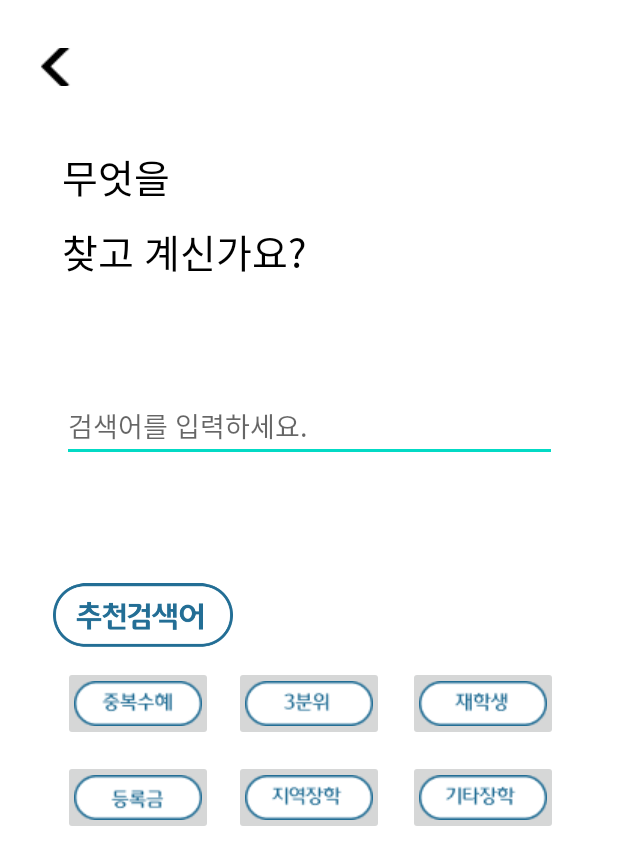
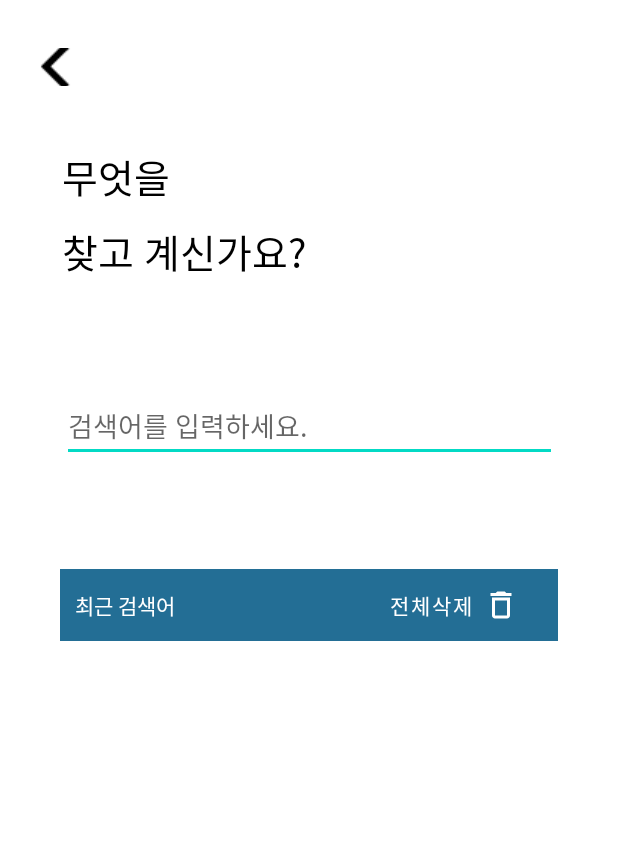
Before and after one commit to hyunji1203/SWUCholarship, an Android app: the searchMainActivity screen opened directly, with no data from a screen before it, on a phone screen of 412 x 824 dp. Shown: the top 865 px of the screen. Run offline under Robolectric (Android 15) with nearby library versions, the phone set to English and light mode, and no system bars.

Commit message:
장학금 검색 0.1ver

```diff
--- a/app/build.gradle
+++ b/app/build.gradle
@@ -41,6 +41,12 @@ android {
 
 dependencies {
 
+    def lifecycle_version = "2.3.1"
+    // ViewModel
+    implementation "androidx.lifecycle:lifecycle-viewmodel-ktx:$lifecycle_version"
+    // LiveData
+    implementation "androidx.lifecycle:lifecycle-livedata-ktx:$lifecycle_version"
+
     implementation "org.jetbrains.kotlin:kotlin-stdlib:$kotlin_version"
     implementation 'androidx.core:core-ktx:1.6.0'
     implementation 'androidx.appcompat:appcompat:1.3.1'
--- /dev/null
+++ b/app/src/main/java/com/example/main/Data.kt
@@ -0,0 +1,4 @@
+package com.example.main
+
+class Data (var name :String = "name", var date : String = "date", val delete : Int){
+}
--- /dev/null
+++ b/app/src/main/java/com/example/main/SearchData.kt
@@ -0,0 +1,5 @@
+package com.example.main
+
+data class SearchData(val searchname : String, val timestamp: String){
+
+}
--- a/app/src/main/java/com/example/main/search/searchMainActivity.kt
+++ b/app/src/main/java/com/example/main/search/searchMainActivity.kt
@@ -3,21 +3,26 @@ package com.example.main.search
 import android.content.Intent
 import android.os.Bundle
 import android.widget.EditText
-import android.widget.ImageButton
+import android.widget.ListAdapter
 import androidx.appcompat.app.AppCompatActivity
+import androidx.appcompat.widget.SearchView
+import androidx.fragment.app.Fragment
+import androidx.lifecycle.Observer
+import androidx.lifecycle.ViewModelProvider
+import androidx.lifecycle.ViewModelStoreOwner
+import androidx.recyclerview.widget.LinearLayoutManager
+import androidx.recyclerview.widget.RecyclerView
 import com.example.main.*
+import kotlinx.android.synthetic.main.activity_alarm.*
 
 class searchMainActivity : AppCompatActivity() {
 
     lateinit var Word: EditText
+    lateinit var Resadapter : ResAdapter
 
-    //해시태그 선언
-    lateinit var s_hash1 : ImageButton
-    lateinit var s_hash2 : ImageButton
-    lateinit var s_hash3 : ImageButton
-    lateinit var s_hash4 : ImageButton
-    lateinit var s_hash5 : ImageButton
-    lateinit var s_hash6 : ImageButton
+    private lateinit var adapter: ResAdapter
+    private val viewModel by lazy { ViewModelProvider(this).get(ListViewModel::class.java) }
+
 
     override fun onCreate(savedInstanceState: Bundle?) {
         super.onCreate(savedInstanceState)
@@ -25,43 +30,23 @@ class searchMainActivity : AppCompatActivity() {
 
         Word = findViewById(R.id.searchWord)
 
-        //선언 변수 해시태그와 연결시키기
-        s_hash1 = findViewById(R.id.s_hash1)
-        s_hash2 = findViewById(R.id.s_hash2)
-        s_hash3 = findViewById(R.id.s_hash3)
-        s_hash4 = findViewById(R.id.s_hash4)
-        s_hash5 = findViewById(R.id.s_hash5)
-        s_hash6 = findViewById(R.id.s_hash6)
+        adapter = ResAdapter(this)
+
+//        val recyclerView : RecyclerView = findViewById(R.id.search_history_recycler_view)
+//        recyclerView.layoutManager = LinearLayoutManager(this)
+//        recyclerView.adapter = adapter
+//        observerData()
 
         Word.setOnClickListener {
             val intent = Intent(this, Search::class.java)
             startActivity(intent)
         }
+    }
 
-        // 해시태그 클릭 시 화면 이동
-        s_hash1.setOnClickListener {
-            var intent = Intent(this, hash_three::class.java)
-            startActivity(intent)
-        }
-        s_hash2.setOnClickListener {
-            var intent = Intent(this, hash2::class.java)
-            startActivity(intent)
-        }
-        s_hash3.setOnClickListener {
-            var intent = Intent(this, hash3::class.java)
-            startActivity(intent)
-        }
-        s_hash4.setOnClickListener {
-            var intent = Intent(this, hash4::class.java)
-            startActivity(intent)
-        }
-        s_hash5.setOnClickListener {
-            var intent = Intent(this, hash5::class.java)
-            startActivity(intent)
-        }
-        s_hash6.setOnClickListener {
-            var intent = Intent(this, hash6::class.java)
-            startActivity(intent)
-        }
+    fun observerData(){
+        viewModel.fetchData().observe(this, Observer {
+            Resadapter.setListData(it)
+            Resadapter.notifyDataSetChanged()
+        })
     }
 }
--- a/app/src/main/java/com/example/main/star1.kt
+++ b/app/src/main/java/com/example/main/star1.kt
@@ -60,6 +60,7 @@ class star1 : AppCompatActivity() {
     override fun onCreate(savedInstanceState: Bundle?) {
         super.onCreate(savedInstanceState)
         setContentView(R.layout.activity_star1)
+
         setSupportActionBar(findViewById<Toolbar>(R.id.main_toolbar))
         supportActionBar?.setDisplayShowTitleEnabled(false) // 툴바에 타이틀 안보이게
 
--- /dev/null
+++ b/app/src/main/res/drawable-v24/ic_baseline_cancel_24.xml
@@ -0,0 +1,10 @@
+<vector xmlns:android="http://schemas.android.com/apk/res/android"
+    android:width="24dp"
+    android:height="24dp"
+    android:viewportWidth="24"
+    android:viewportHeight="24"
+    android:tint="@color/colorGray">
+  <path
+      android:fillColor="@android:color/white"
+      android:pathData="M12,2C6.47,2 2,6.47 2,12s4.47,10 10,10 10,-4.47 10,-10S17.53,2 12,2zM17,15.59L15.59,17 12,13.41 8.41,17 7,15.59 10.59,12 7,8.41 8.41,7 12,10.59 15.59,7 17,8.41 13.41,12 17,15.59z"/>
+</vector>
--- /dev/null
+++ b/app/src/main/res/drawable-v24/ic_baseline_delete_outline_24.xml
@@ -0,0 +1,10 @@
+<vector xmlns:android="http://schemas.android.com/apk/res/android"
+    android:width="24dp"
+    android:height="24dp"
+    android:viewportWidth="24"
+    android:viewportHeight="24"
+    android:tint="@color/white">
+  <path
+      android:fillColor="@android:color/white"
+      android:pathData="M6,19c0,1.1 0.9,2 2,2h8c1.1,0 2,-0.9 2,-2L18,7L6,7v12zM8,9h8v10L8,19L8,9zM15.5,4l-1,-1h-5l-1,1L5,4v2h14L19,4z"/>
+</vector>
--- a/app/src/main/res/layout/activity_search_main.xml
+++ b/app/src/main/res/layout/activity_search_main.xml
@@ -46,87 +46,61 @@
         app:layout_constraintTop_toBottomOf="@+id/textView"
         tools:ignore="MissingConstraints" />
 
-    <ImageView
-        android:id="@+id/imageView4"
-        android:layout_width="120dp"
-        android:layout_height="60dp"
-        android:layout_marginStart="35dp"
-        android:src="@drawable/search_title"
-        app:layout_constraintBottom_toBottomOf="parent"
-        app:layout_constraintStart_toStartOf="parent"
-        app:layout_constraintTop_toTopOf="parent"
-        app:layout_constraintVertical_bias="0.499"
-        tools:ignore="MissingConstraints" />
+    <!-- 검색 히스토리 뷰 -->
 
-    <ImageButton
-        android:id="@+id/s_hash6"
-        android:layout_width="100dp"
-        android:layout_height="50dp"
+    <LinearLayout
+        android:id="@+id/linear_search_history_view"
+        android:layout_width="match_parent"
+        android:layout_height="400dp"
+        android:layout_marginStart="40dp"
+        android:layout_marginTop="32dp"
         android:layout_marginEnd="40dp"
-        android:src="@drawable/search_student"
+        android:layout_marginBottom="5dp"
+        android:background="#fff"
+        android:orientation="vertical"
+        android:visibility="visible"
+        app:layout_behavior="com.google.android.material.appbar.AppBarLayout$ScrollingViewBehavior"
         app:layout_constraintBottom_toBottomOf="parent"
         app:layout_constraintEnd_toEndOf="parent"
-        app:layout_constraintTop_toTopOf="parent"
-        app:layout_constraintVertical_bias="0.574"
-        tools:ignore="MissingConstraints" />
+        app:layout_constraintStart_toStartOf="parent"
+        app:layout_constraintTop_toBottomOf="@+id/searchWord">
 
-    <ImageButton
-        android:id="@+id/s_hash1"
-        android:layout_width="100dp"
-        android:layout_height="50dp"
-        android:src="@drawable/search_3"
-        app:layout_constraintBottom_toBottomOf="parent"
-        app:layout_constraintEnd_toEndOf="parent"
-        app:layout_constraintHorizontal_bias="0.501"
-        app:layout_constraintStart_toStartOf="parent"
-        app:layout_constraintTop_toTopOf="parent"
-        app:layout_constraintVertical_bias="0.574" />
+        <androidx.constraintlayout.widget.ConstraintLayout
+            android:layout_width="match_parent"
+            android:layout_height="wrap_content"
+            android:background="@color/point"
+            android:paddingHorizontal="10dp">
 
-    <ImageButton
-        android:id="@+id/s_hash2"
-        android:layout_width="100dp"
-        android:layout_height="50dp"
-        android:src="@drawable/search_duplicable"
-        app:layout_constraintBottom_toBottomOf="parent"
-        app:layout_constraintStart_toStartOf="@+id/s_hash3"
-        app:layout_constraintTop_toTopOf="parent"
-        app:layout_constraintVertical_bias="0.574"
-        tools:ignore="MissingConstraints" />
+            <TextView
+                android:id="@+id/search_history_mode_switch_label"
+                android:layout_width="wrap_content"
+                android:layout_height="wrap_content"
+                android:text="최근 검색어"
+                android:textColor="#FFFFFF"
+                app:layout_constraintBottom_toBottomOf="parent"
+                app:layout_constraintStart_toStartOf="parent"
+                app:layout_constraintTop_toTopOf="parent" />
 
-    <ImageButton
-        android:id="@+id/s_hash3"
-        android:layout_width="100dp"
-        android:layout_height="50dp"
-        android:layout_marginStart="42dp"
-        android:src="@drawable/search_money"
-        app:layout_constraintBottom_toBottomOf="parent"
-        app:layout_constraintStart_toStartOf="parent"
-        app:layout_constraintTop_toTopOf="parent"
-        app:layout_constraintVertical_bias="0.655"
-        tools:ignore="MissingConstraints" />
+            <Button
+                android:id="@+id/clear_search_history_buttton"
+                android:layout_width="wrap_content"
+                android:layout_height="wrap_content"
+                android:background="?attr/selectableItemBackground"
+                android:drawableEnd="@drawable/ic_baseline_delete_outline_24"
+                android:text="전체삭제"
+                android:textColor="@color/white"
+                app:layout_constraintBottom_toBottomOf="parent"
+                app:layout_constraintEnd_toEndOf="parent"
+                app:layout_constraintTop_toTopOf="parent"
 
-    <ImageButton
-        android:id="@+id/s_hash5"
-        android:layout_width="100dp"
-        android:layout_height="50dp"
-        android:layout_marginStart="14dp"
-        android:src="@drawable/search_local"
-        app:layout_constraintBottom_toBottomOf="parent"
-        app:layout_constraintStart_toEndOf="@+id/s_hash3"
-        app:layout_constraintTop_toTopOf="parent"
-        app:layout_constraintVertical_bias="0.655"
-        tools:ignore="MissingConstraints" />
+                />
+        </androidx.constraintlayout.widget.ConstraintLayout>
 
-    <ImageButton
-        android:id="@+id/s_hash4"
-        android:layout_width="100dp"
-        android:layout_height="50dp"
-        android:layout_marginEnd="40dp"
-        android:src="@drawable/search_other"
-        app:layout_constraintBottom_toBottomOf="parent"
-        app:layout_constraintEnd_toEndOf="parent"
-        app:layout_constraintTop_toTopOf="parent"
-        app:layout_constraintVertical_bias="0.655"
-        tools:ignore="MissingConstraints" />
+        <androidx.recyclerview.widget.RecyclerView
+            android:id="@+id/search_history_recycler_view"
+            android:layout_width="match_parent"
+            android:layout_height="match_parent" />
+
+    </LinearLayout>
 
 </androidx.constraintlayout.widget.ConstraintLayout>
--- a/app/src/main/res/values/colors.xml
+++ b/app/src/main/res/values/colors.xml
@@ -18,4 +18,8 @@
     <color name="colorWhite">#FFFFFF</color>
     <color name="colorBlue">#2196F3</color>
 
+
+    <color name="colorLightGray">#BABABA</color>
+    <color name="colorGray">#7B7B7B</color>
+
 </resources>
--- a/build.gradle
+++ b/build.gradle
@@ -8,7 +8,7 @@ buildscript {
     dependencies {
         classpath 'com.android.tools.build:gradle:4.2.2'
         classpath "org.jetbrains.kotlin:kotlin-gradle-plugin:1.5.31"
-        classpath 'com.google.gms:google-services:4.3.8'
+        classpath 'com.google.gms:google-services:4.3.10'
 
         // NOTE: Do not place your application dependencies here; they belong
         // in the individual module build.gradle files
```
Also changed, not shown: app/src/main/java/com/example/main/ListViewModel.kt (added, +21 -0 lines), app/src/main/java/com/example/main/Repo.kt (added, +38 -0 lines), app/src/main/java/com/example/main/ResAdapter.kt (added, +49 -0 lines), app/src/main/java/com/example/main/search/Search.kt (+41 -5 lines), app/src/main/res/layout/layout_search_item.xml (added, +47 -0 lines).
